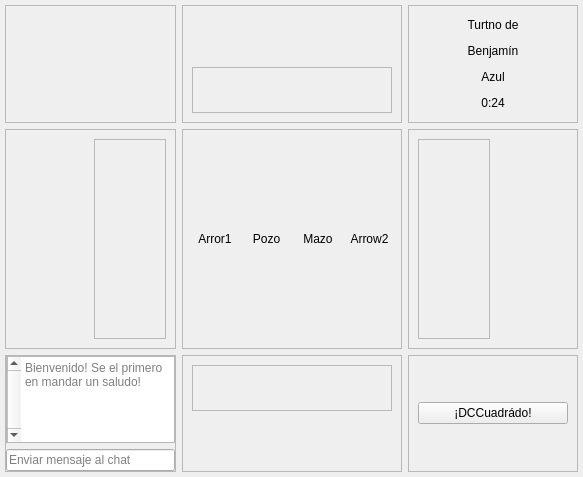
benjavicente/iic2233, file Tareas/T03/client/frontend/game_window.ui: the form before one commit.
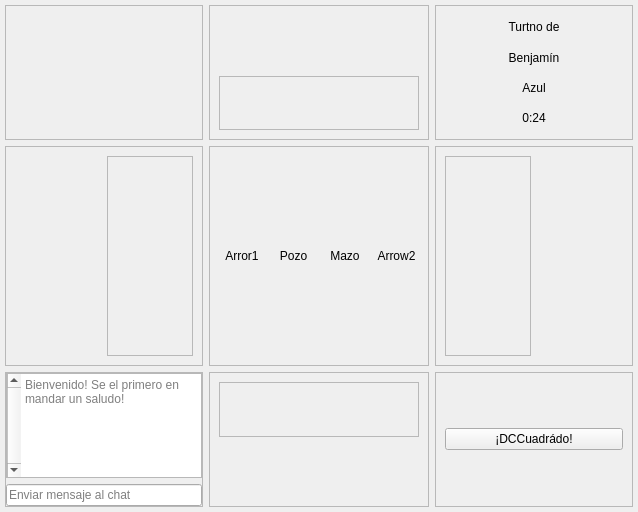
The form after the commit. Icons and pictures are not drawn.

Commit message: Pequeños detalles

```diff
--- a/Tareas/T03/client/frontend/game_window.ui
+++ b/Tareas/T03/client/frontend/game_window.ui
@@ -6,8 +6,8 @@
    <rect>
     <x>0</x>
     <y>0</y>
-    <width>583</width>
-    <height>477</height>
+    <width>638</width>
+    <height>512</height>
    </rect>
   </property>
   <property name="windowTitle">
```
The commit also changes 2 other files.
